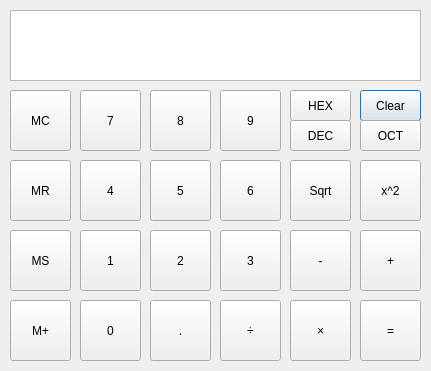
The window that testDesigner/calc.ui (denisdenk/qtcalc) describes before a commit, drawn with Qt 5.
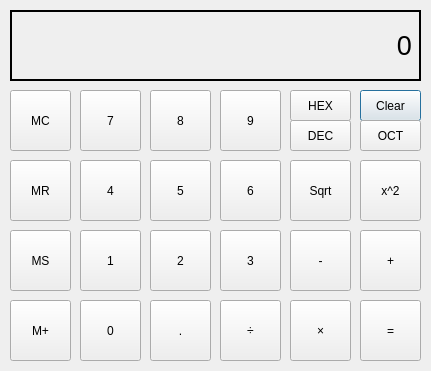
The same window after the commit.

Commit message: Add binary operations

Patch:
```diff
--- a/testDesigner/calc.ui
+++ b/testDesigner/calc.ui
@@ -13,16 +13,6 @@
   <property name="windowTitle">
    <string>Dialog</string>
   </property>
-  <widget class="QTextBrowser" name="textBrowser">
-   <property name="geometry">
-    <rect>
-     <x>10</x>
-     <y>10</y>
-     <width>411</width>
-     <height>71</height>
-    </rect>
-   </property>
-  </widget>
   <widget class="QPushButton" name="clearButton">
    <property name="geometry">
     <rect>
@@ -361,6 +351,39 @@
     <string>-</string>
    </property>
   </widget>
+  <widget class="QLabel" name="label">
+   <property name="geometry">
+    <rect>
+     <x>10</x>
+     <y>10</y>
+     <width>411</width>
+     <height>71</height>
+    </rect>
+   </property>
+   <property name="font">
+    <font>
+     <pointsize>20</pointsize>
+    </font>
+   </property>
+   <property name="layoutDirection">
+    <enum>Qt::LeftToRight</enum>
+   </property>
+   <property name="frameShape">
+    <enum>QFrame::Box</enum>
+   </property>
+   <property name="frameShadow">
+    <enum>QFrame::Plain</enum>
+   </property>
+   <property name="lineWidth">
+    <number>2</number>
+   </property>
+   <property name="text">
+    <string>0</string>
+   </property>
+   <property name="alignment">
+    <set>Qt::AlignRight|Qt::AlignTrailing|Qt::AlignVCenter</set>
+   </property>
+  </widget>
  </widget>
  <resources/>
  <connections/>
```
The commit also changes 2 other files.
